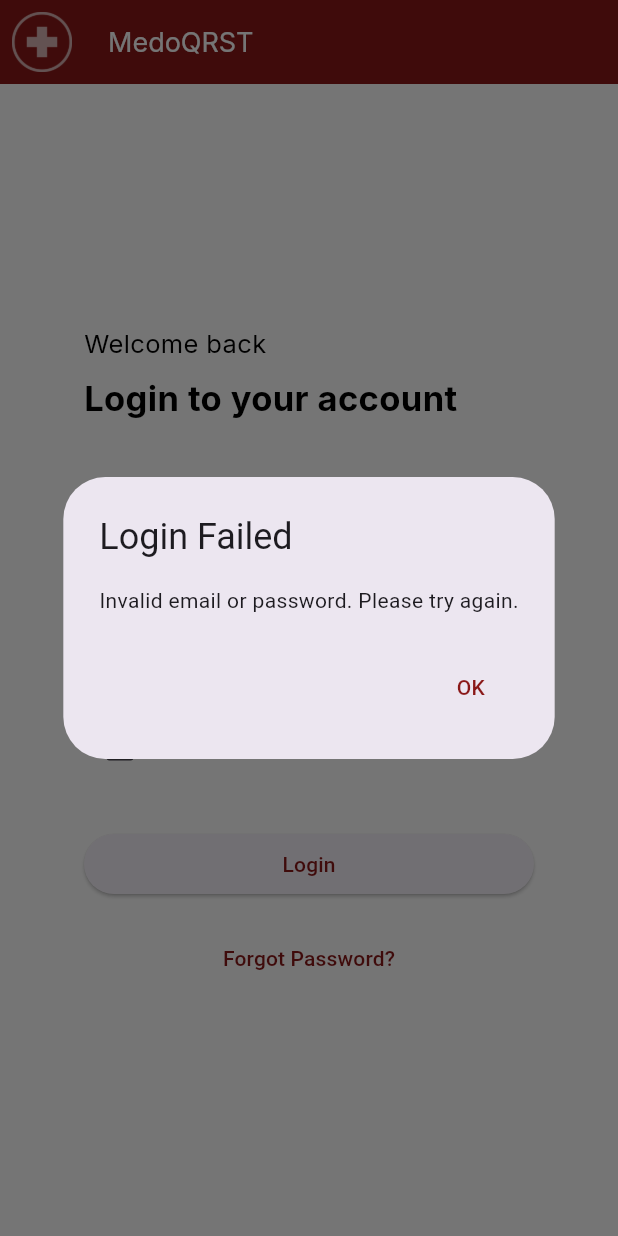
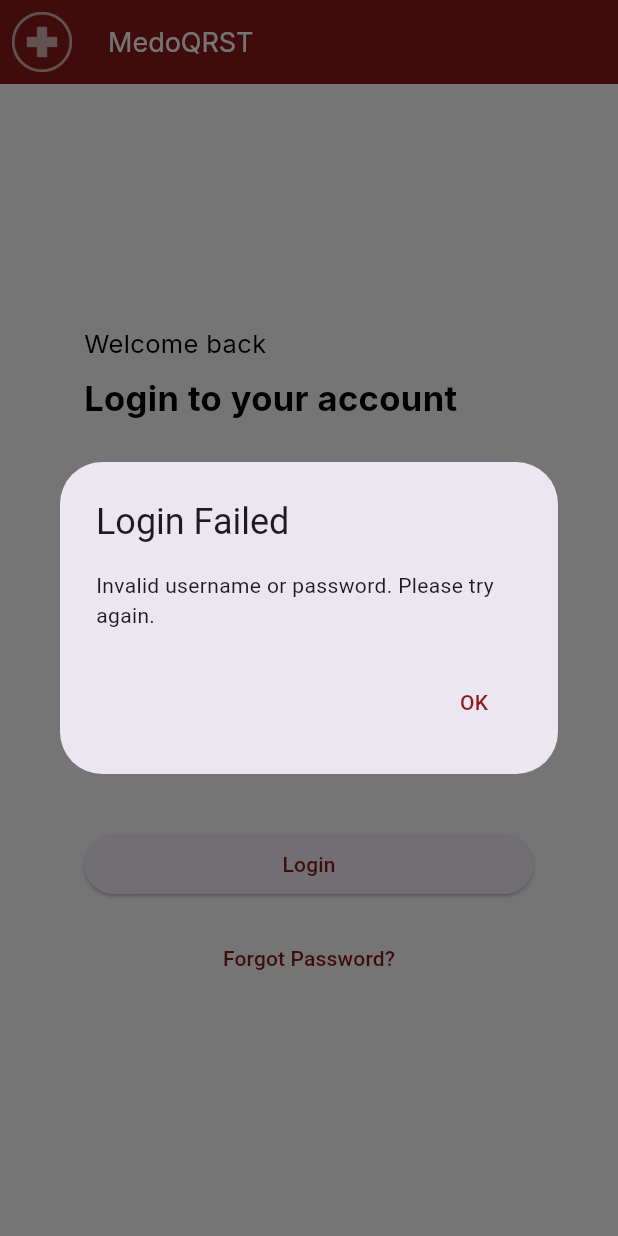
Before and after one commit to fatima-raza/medoQRST, a Flutter app: the screen it shows after launch, after a tap on "Login", on a phone screen of 412 x 824 dp. Run offline on Flutter 3.47's test engine with Material 3 defaults, Android fonts, the phone set to English and light mode, and no system bars; our stand-ins replace file_picker, google_fonts, printing; missing offline and left inert: flutter_admin_scaffold, flutter_pdfview.

Commit message:
frontend changes to username field

```diff
--- a/admin-interface/dashboard/admin/lib/pages/contact_info.dart
+++ b/admin-interface/dashboard/admin/lib/pages/contact_info.dart
@@ -15,7 +15,7 @@ class _ContactInfoState extends State<ContactInfo> {
   final TextEditingController nameController = TextEditingController();
   final TextEditingController relationshipController = TextEditingController();
   final TextEditingController phoneController = TextEditingController();
-  final TextEditingController emailController = TextEditingController();
+  final TextEditingController usernameController = TextEditingController();
 
   bool isRegistered = false; // Flag to track if registration is successful
 
@@ -150,12 +150,12 @@ class _ContactInfoState extends State<ContactInfo> {
                         Color.fromARGB(255, 122, 121, 121), // Text color
                   ),
                   const SizedBox(height: 10),
-                  // Email Field
+                  // Username Field
                   TextField(
-                    controller: emailController,
-                    keyboardType: TextInputType.emailAddress,
+                    controller: usernameController,
+                    keyboardType: TextInputType.text,
                     decoration: InputDecoration(
-                      labelText: 'Email',
+                      labelText: 'Username',
                       border: const OutlineInputBorder(),
                       labelStyle: GoogleFonts.roboto(
                         color:
@@ -190,12 +190,12 @@ class _ContactInfoState extends State<ContactInfo> {
                         final String relationship =
                             relationshipController.text.trim();
                         final String phone = phoneController.text.trim();
-                        final String email = emailController.text.trim();
+                        final String username = usernameController.text.trim();
 
                         if (name.isEmpty ||
                             relationship.isEmpty ||
                             phone.isEmpty ||
-                            email.isEmpty) {
+                            username.isEmpty) {
                           ScaffoldMessenger.of(context).showSnackBar(
                             const SnackBar(
                               content: Text('Please fill out all fields.'),
@@ -216,7 +216,7 @@ class _ContactInfoState extends State<ContactInfo> {
                                 'name': name,
                                 'relationship': relationship,
                                 'phone': phone,
-                                'email': email,
+                                'username': username,
                               }),
                             );
                             if (response.statusCode == 200) {
--- a/admin-interface/dashboard/admin/lib/pages/desktop_login.dart
+++ b/admin-interface/dashboard/admin/lib/pages/desktop_login.dart
@@ -15,15 +15,15 @@ class _LoginDesktopState extends State<LoginDesktop> {
   bool _isChecked = false;
 
   // Controllers for TextFields
-  final TextEditingController _emailController = TextEditingController();
+  final TextEditingController _usernameController = TextEditingController();
   final TextEditingController _passwordController = TextEditingController();
 
   void _login() {
-    String enteredEmail = _emailController.text.trim();
+    String enteredUsername = _usernameController.text.trim();
     String enteredPassword = _passwordController.text.trim();
 
     // Replace this static logic with database interaction logic in the future
-    if (_validateCredentials(enteredEmail, enteredPassword)) {
+    if (_validateCredentials(enteredUsername, enteredPassword)) {
       // Navigate to the Dashboard if credentials are correct
       Navigator.push(
         context,
@@ -39,7 +39,8 @@ class _LoginDesktopState extends State<LoginDesktop> {
         context: context,
         builder: (context) => AlertDialog(
           title: const Text("Login Failed"),
-          content: const Text("Invalid email or password. Please try again."),
+          content:
+              const Text("Invalid username or password. Please try again."),
           actions: [
             TextButton(
               onPressed: () {
@@ -57,12 +58,12 @@ class _LoginDesktopState extends State<LoginDesktop> {
   }
 
   // Static validation logic - Replace this method with database logic in the future
-  bool _validateCredentials(String email, String password) {
+  bool _validateCredentials(String username, String password) {
     // Static credentials for testing
-    const String staticEmail = "test@example.com";
+    const String staticUsername = "user123";
     const String staticPassword = "password123";
 
-    return email == staticEmail && password == staticPassword;
+    return username == staticUsername && password == staticPassword;
   }
 
   @override
@@ -105,11 +106,11 @@ class _LoginDesktopState extends State<LoginDesktop> {
                     fontWeight: FontWeight.w700,
                   ),
                 ),
-                // Email TextField
+                // Username TextField
                 TextField(
-                  controller: _emailController,
+                  controller: _usernameController,
                   decoration: const InputDecoration(
-                    labelText: 'Email',
+                    labelText: 'Username',
                     labelStyle: TextStyle(color: Colors.black),
                     focusedBorder: UnderlineInputBorder(
                       borderSide: BorderSide(color: Colors.black),
--- a/admin-interface/dashboard/admin/lib/pages/mobile_login.dart
+++ b/admin-interface/dashboard/admin/lib/pages/mobile_login.dart
@@ -14,15 +14,15 @@ class _LoginMobileState extends State<LoginMobile> {
   bool _isChecked = false;
 
   // Controllers for TextFields
-  final TextEditingController _emailController = TextEditingController();
+  final TextEditingController _usernameController = TextEditingController();
   final TextEditingController _passwordController = TextEditingController();
 
   void _login() {
-    String enteredEmail = _emailController.text.trim();
+    String enteredUsername = _usernameController.text.trim();
     String enteredPassword = _passwordController.text.trim();
 
     // Replace this static logic with database interaction logic in the future
-    if (_validateCredentials(enteredEmail, enteredPassword)) {
+    if (_validateCredentials(enteredUsername, enteredPassword)) {
       // Navigate to the Dashboard if credentials are correct
       Navigator.push(
         context,
@@ -37,7 +37,8 @@ class _LoginMobileState extends State<LoginMobile> {
         context: context,
         builder: (context) => AlertDialog(
           title: const Text("Login Failed"),
-          content: const Text("Invalid email or password. Please try again."),
+          content:
+              const Text("Invalid username or password. Please try again."),
           actions: [
             TextButton(
               onPressed: () {
@@ -55,12 +56,12 @@ class _LoginMobileState extends State<LoginMobile> {
   }
 
   // Static validation logic - Replace this method with database logic in the future
-  bool _validateCredentials(String email, String password) {
+  bool _validateCredentials(String username, String password) {
     // Static credentials for testing
-    const String staticEmail = "test@example.com";
+    const String staticUsername = "user123";
     const String staticPassword = "password123";
 
-    return email == staticEmail && password == staticPassword;
+    return username == staticUsername && password == staticPassword;
   }
 
   @override
@@ -93,10 +94,10 @@ class _LoginMobileState extends State<LoginMobile> {
                     ),
                   ),
                   const SizedBox(height: 35),
-                  // Email TextFormField
+                  // Username TextFormField
                   TextFormField(
-                    controller: _emailController,
-                    decoration: const InputDecoration(labelText: 'Email'),
+                    controller: _usernameController,
+                    decoration: const InputDecoration(labelText: 'Username'),
                   ),
                   const SizedBox(height: 20),
                   // Password TextFormField
```
